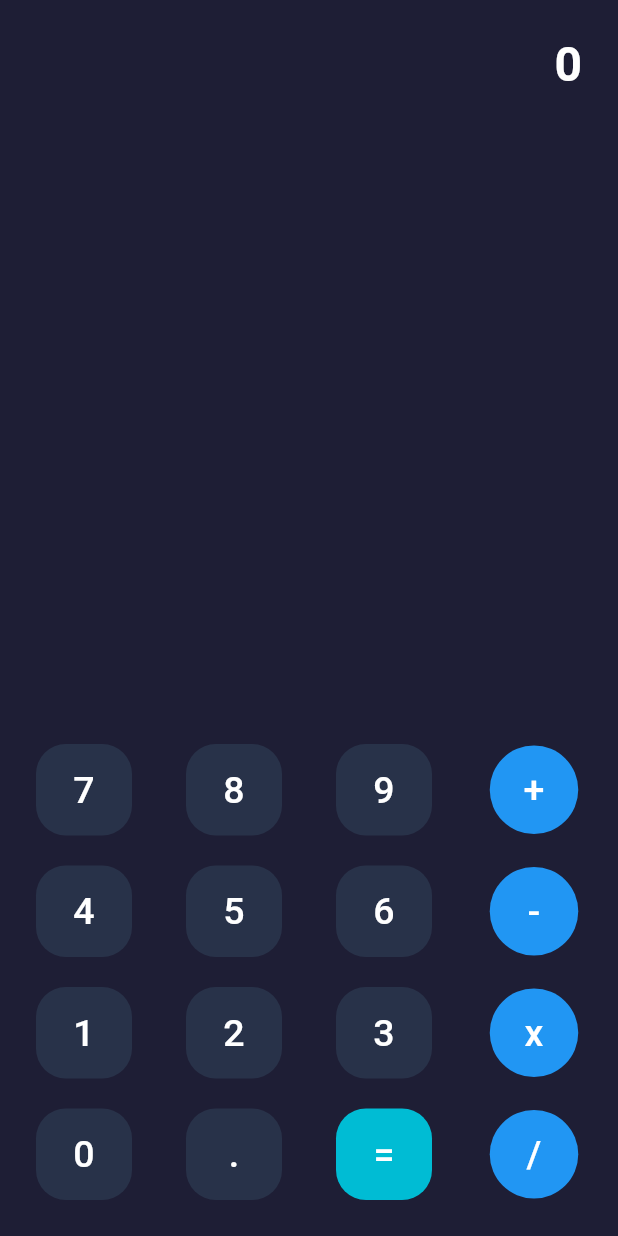
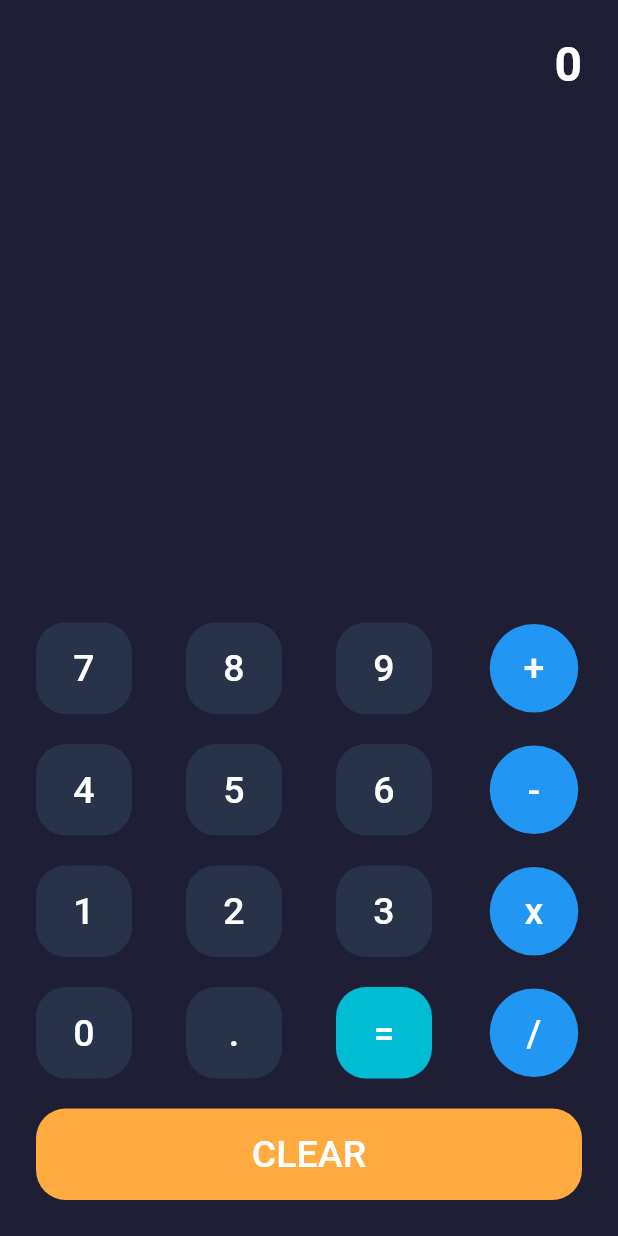
Before and after one commit to bayorwor/calculatorapp, a Flutter app: the screen it shows after launch, on a phone screen of 412 x 824 dp. Run offline on Flutter 3.47's test engine with Material 2 defaults, Android fonts, the phone set to English and light mode, and no system bars; our stand-ins replace petitparser.

Commit message:
added a clear button

```diff
--- a/lib/main.dart
+++ b/lib/main.dart
@@ -221,11 +221,25 @@ class _HomeViewState extends State<HomeView> {
                         OperatorWidget(
                           operator: "/",
                           action: () {
-                            values = values + "-";
+                            values = values + "/";
                           },
                         )
                       ],
                     ),
+                    SizedBox(
+                      height: 20,
+                    ),
+                    Container(
+                      width: MediaQuery.of(context).size.width,
+                      child: KeyPadWidget(
+                          customColor: _customColor,
+                          label: 'CLEAR',
+                          action: () {
+                            setState(() {
+                              values = '';
+                            });
+                          }),
+                    )
                   ],
                 )
               ],
@@ -281,8 +295,11 @@ class KeyPadWidget extends StatelessWidget {
   Widget build(BuildContext context) {
     return TextButton(
         style: TextButton.styleFrom(
-            backgroundColor:
-                label == "=" ? Colors.cyan : _customColor.keypadColor,
+            backgroundColor: label == "="
+                ? Colors.cyan
+                : label == "CLEAR"
+                    ? Colors.orangeAccent
+                    : _customColor.keypadColor,
             padding: const EdgeInsets.all(16),
             shape: RoundedRectangleBorder(
               borderRadius: BorderRadius.circular(20),
```
